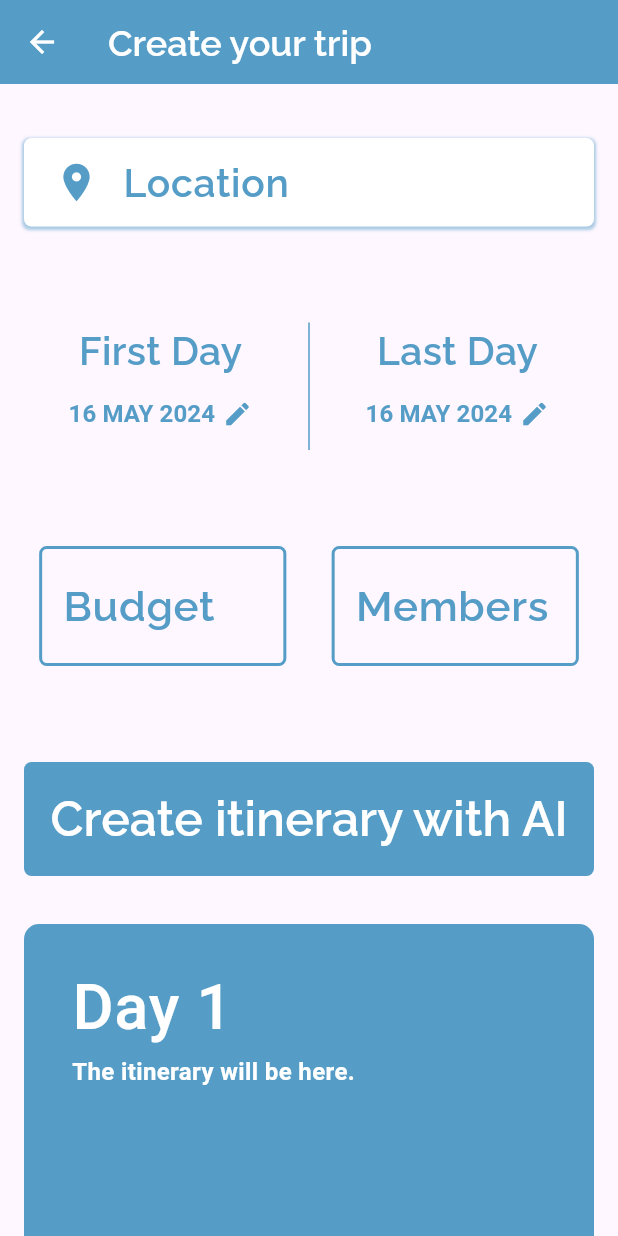
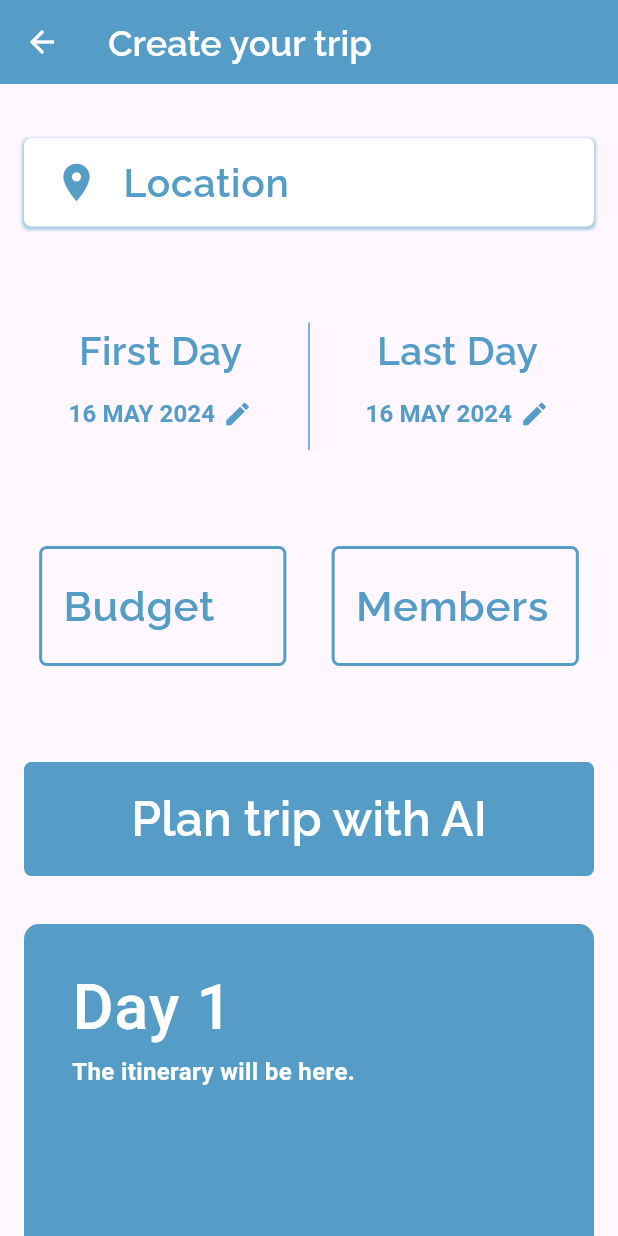
Before and after one commit to Emanuel532/Wigo, a Flutter app: the AddTripScreen screen opened by its route, on a phone screen of 412 x 824 dp. Run offline on Flutter 3.47's test engine with Material 3 defaults, Android fonts, the phone set to English and light mode, and no system bars; drawn by our look-alikes of carousel_slider; our stand-ins replace cloud_firestore, firebase_auth, firebase_core, go_router, google_fonts, google_sign_in; missing offline and left inert: dart_openai; accounts and stored records are empty; generated files the repository leaves out were written again.

```diff
--- a/lib/screens/add_trip.dart
+++ b/lib/screens/add_trip.dart
@@ -402,7 +402,7 @@ class _AddTripScreenState extends State<AddTripScreen> {
                   ),
                 ),
                 child: Text(
-                  'Create itinerary with AI',
+                  'Plan trip with AI',
                   style: GoogleFonts.raleway(
                     fontWeight: FontWeight.w600,
                     fontSize: 32,
```
Also changed, not shown: lib/screens/view_trip.dart (+7 -1 lines).
